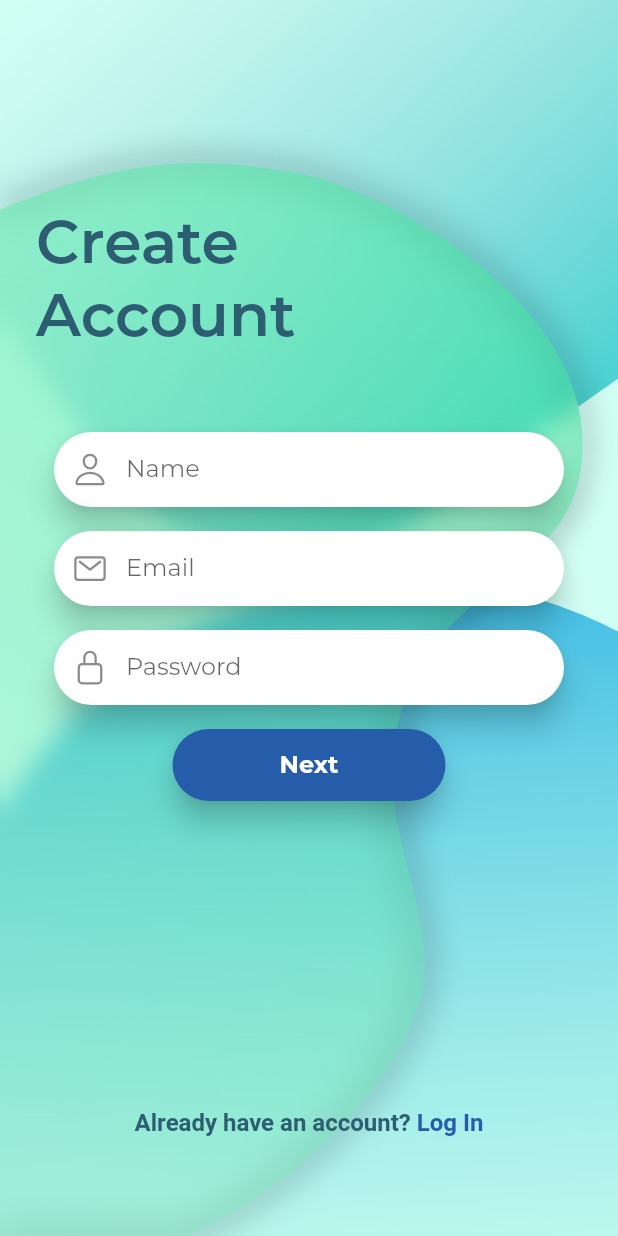
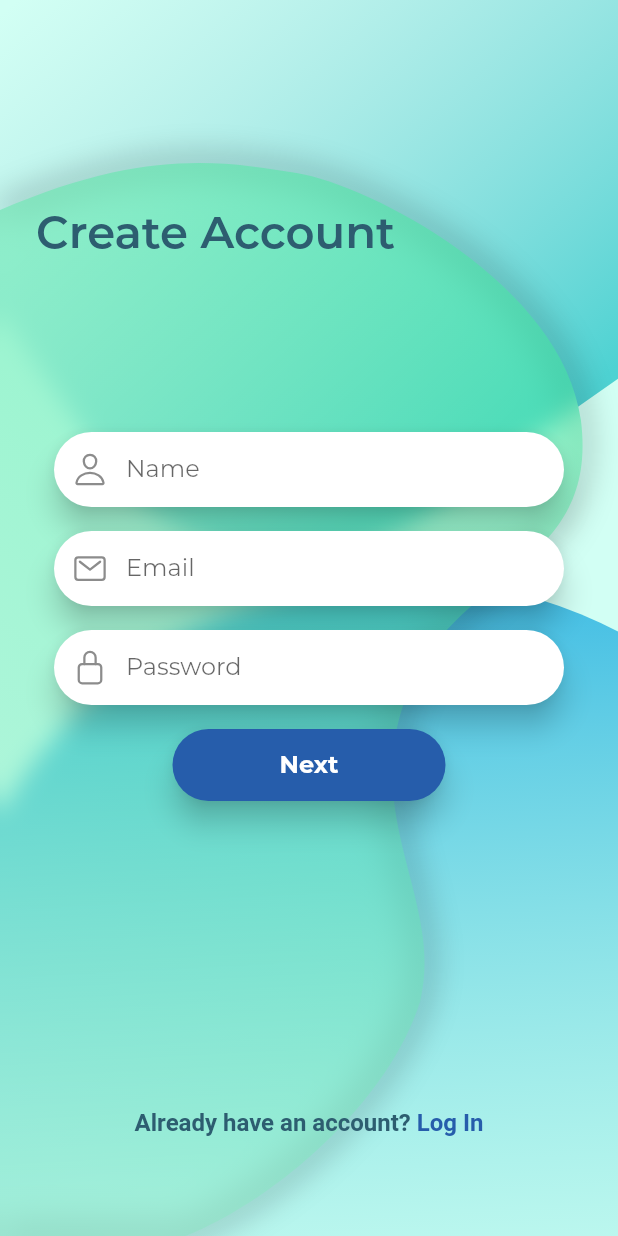
Before and after one commit to chaimamaalej/Flutterproject, a Flutter app: the screen it shows after launch, on a phone screen of 412 x 824 dp. Run offline on Flutter 3.47's test engine with Material 2 defaults, Android fonts, the phone set to English and light mode, and no system bars; our stand-ins replace cloud_firestore, firebase_auth, firebase_core, image_picker, ionicons; accounts and stored records are empty.

```diff
--- a/lib/screens/login_screen/components/top_text.dart
+++ b/lib/screens/login_screen/components/top_text.dart
@@ -29,10 +29,10 @@ class _TopTextState extends State<TopText> {
       animation: ChangeScreenAnimation.topTextAnimation,
       child: Text(
         ChangeScreenAnimation.currentScreen == Screens.createAccount
-            ? 'Create\nAccount'
-            : 'Welcome\nBack',
+            ? 'Create Account'
+            : 'Hello there !',
         style: const TextStyle(
-          fontSize: 40,
+          fontSize: 30,
           fontWeight: FontWeight.w600,
         ),
       ),
```
Also changed, not shown: lib/screens/QuestionnairePage.dart (+30 -7 lines).
